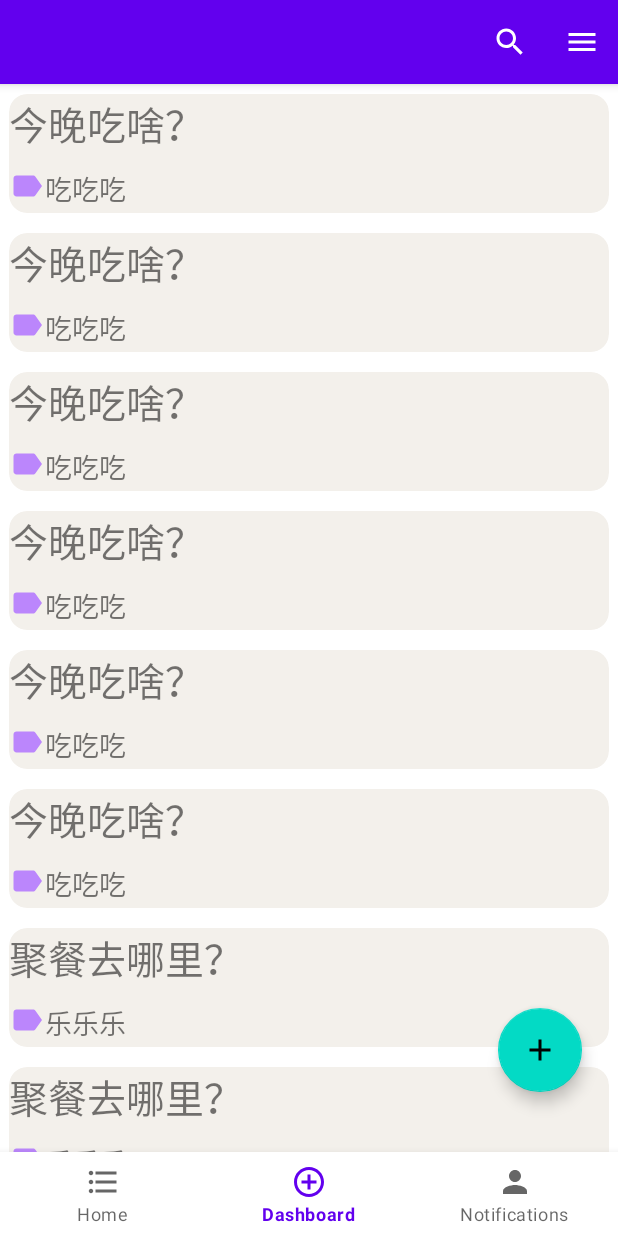
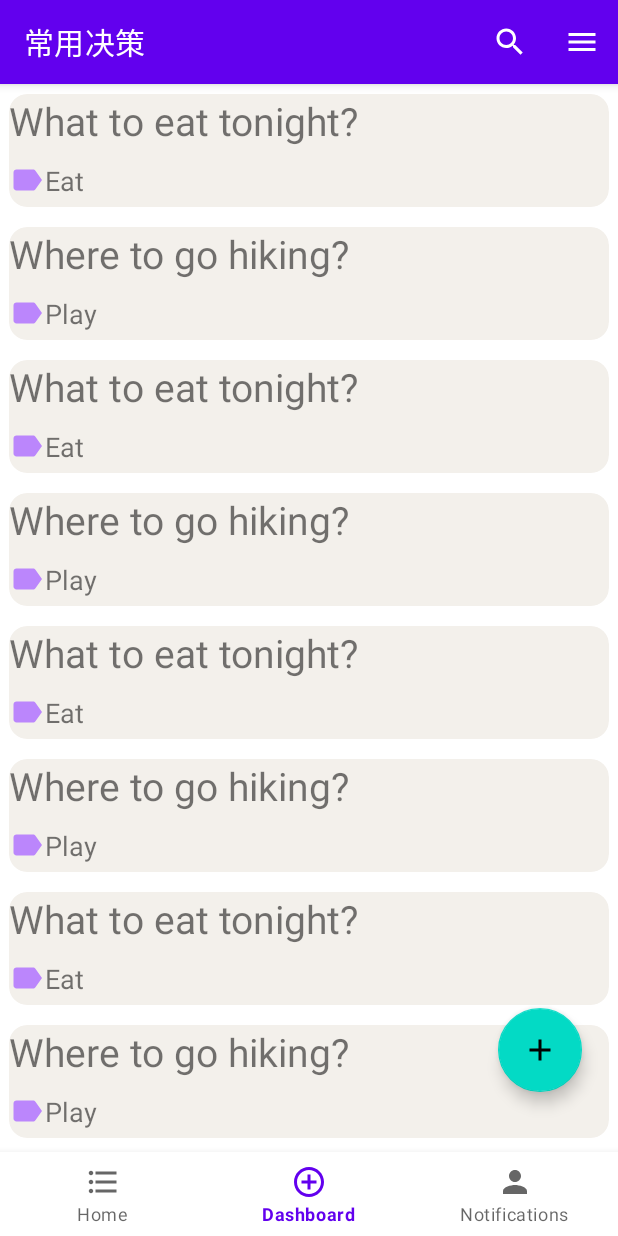
Before and after one commit to shizuka1117/magicConchDemo, an Android app: the HomePage screen opened directly, with no data from a screen before it, on a phone screen of 412 x 824 dp. Run offline under Robolectric (Android 15) with nearby library versions, the phone set to English and light mode, and no system bars; our stand-ins replace Room's generated code, data binding, navigation-ui; 1 statement that could not run was skipped.

Commit message:
ver 0.5 可连接数据库进行删除常用选项。

```diff
--- a/app/src/main/java/com/example/magiccouchdemo/NavigationActivity.java
+++ b/app/src/main/java/com/example/magiccouchdemo/NavigationActivity.java
@@ -13,6 +13,8 @@ import androidx.navigation.ui.AppBarConfiguration;
 import androidx.navigation.ui.NavigationUI;
 
 public class NavigationActivity extends AppCompatActivity implements CancelDialogFragment.NoticeDialogListener{
+   private NavController navController;
+
     @Override
     public void onDialogPositiveClick(CancelDialogFragment dialog) {
         View v = findViewById(R.id.nav_view);
@@ -37,7 +39,7 @@ public class NavigationActivity extends AppCompatActivity implements CancelDialo
         AppBarConfiguration appBarConfiguration = new AppBarConfiguration.Builder(
                 R.id.longTermFragment, R.id.homeFragment)
                 .build();
-        NavController navController = Navigation.findNavController(this, R.id.nav_host_fragment);
+        navController = Navigation.findNavController(this, R.id.nav_host_fragment);
         NavigationUI.setupActionBarWithNavController(this, navController, appBarConfiguration);
         NavigationUI.setupWithNavController(navView, navController);
     }
@@ -46,4 +48,17 @@ public class NavigationActivity extends AppCompatActivity implements CancelDialo
     public void onPointerCaptureChanged(boolean hasCapture) {
 
     }
+
+    @Override
+    public void onBackPressed() {
+        super.onBackPressed();
+        navController = Navigation.findNavController(findViewById(R.id.nav_host_fragment));
+
+    }
+
+    @Override
+    public boolean onSupportNavigateUp() {
+        navController.navigateUp();
+        return super.onSupportNavigateUp();
+    }
 }
--- a/app/src/main/java/com/example/magiccouchdemo/dataBase/ThemeDao.java
+++ b/app/src/main/java/com/example/magiccouchdemo/dataBase/ThemeDao.java
@@ -28,4 +28,7 @@ public interface ThemeDao {
 
     @Query("select * from Theme where theme.type = 'short'")
     LiveData<List<Theme>> getAllShortTermDecision();
+
+    @Query(("select * from Theme where theme.t_id = :id"))
+    LiveData<Theme> getTheme(int id);
 }
--- a/app/src/main/java/com/example/magiccouchdemo/dataBase/ThemeViewModel.java
+++ b/app/src/main/java/com/example/magiccouchdemo/dataBase/ThemeViewModel.java
@@ -13,6 +13,7 @@ public class ThemeViewModel extends AndroidViewModel {
     private ThemeDao themeDao;
     private LiveData<List<Theme>> allLongTheme;
     private LiveData<List<Theme>> allShortTheme;
+    private Theme theme;
 
     public ThemeViewModel(@NonNull Application application) {
         super(application);
@@ -45,6 +46,8 @@ public class ThemeViewModel extends AndroidViewModel {
     public LiveData<List<Theme>> getAllShortTermThemeLive() {
         return allShortTheme;
     }
+
+    public LiveData<Theme> getTheme(int id){ return themeDao.getTheme(id);}
 
     static class InsertAsyncTask extends AsyncTask<Theme,Void,Void> {
         private ThemeDao themeDao;
@@ -100,4 +103,6 @@ public class ThemeViewModel extends AndroidViewModel {
             return null;
         }
     }
+
+
 }
--- a/app/src/main/java/com/example/magiccouchdemo/ui/home/Home_Page/HomePage.java
+++ b/app/src/main/java/com/example/magiccouchdemo/ui/home/Home_Page/HomePage.java
@@ -10,6 +10,9 @@ import androidx.annotation.RequiresApi;
 import androidx.cardview.widget.CardView;
 import androidx.databinding.DataBindingUtil;
 import androidx.fragment.app.Fragment;
+import androidx.lifecycle.LiveData;
+import androidx.lifecycle.Observer;
+import androidx.lifecycle.ViewModelProviders;
 import androidx.navigation.NavController;
 import androidx.navigation.Navigation;
 import androidx.recyclerview.widget.LinearLayoutManager;
@@ -30,7 +33,10 @@ import android.widget.PopupMenu;
 import android.widget.Toast;
 
 import com.example.magiccouchdemo.R;
+import com.example.magiccouchdemo.dataBase.Theme;
+import com.example.magiccouchdemo.dataBase.ThemeViewModel;
 import com.example.magiccouchdemo.databinding.RecycleViewList1Binding;
+import com.example.magiccouchdemo.ui.dashboard.LongTermDecisionAdapter;
 
 import java.util.ArrayList;
 import java.util.List;
@@ -38,25 +44,31 @@ import java.util.List;
 
 public class HomePage extends Fragment {
     RecycleViewList1Binding binding;
-    private List<decisionList> DecisionList = new ArrayList<>();
-
-    private decisionRecycleAdapter adapter = new decisionRecycleAdapter(DecisionList);
-    private LinearLayout EditBar;//控制下方那一行的显示与隐藏
+    private RecyclerView Rv;
+    //for database
+    ThemeViewModel themeViewModel;
+    private decisionRecycleAdapter adapter = new decisionRecycleAdapter();
 
     public HomePage() {
         // Required empty public constructor
     }
 
     public void initDecisionList() {
-        for (int i = 0; i < 6; i++) {
-            decisionList evt1 = new decisionList("今晚吃啥？", R.drawable.ic_baseline_label, "吃吃吃");
-            DecisionList.add(evt1);
-            Log.d("color", evt1.getImgID() + "");
+        Theme it1 = new Theme("Eat","What to eat tonight?","short");
+        Theme it2 = new Theme("Play","Where to go hiking?","short");
+        themeViewModel = ViewModelProviders.of(this.getActivity()).get(ThemeViewModel.class);
+
+        for(int i=0;i<5;i++){
+            themeViewModel.insertThemes(it1,it2);
         }
-        for (int i = 0; i < 5; i++) {
-            decisionList evt2 = new decisionList("聚餐去哪里？", R.drawable.ic_baseline_label, "乐乐乐");
-            DecisionList.add(evt2);
-        }
+
+        themeViewModel.getAllShortTermThemeLive().observe(this.getViewLifecycleOwner(),new Observer<List<Theme>>(){
+            @Override
+            public void onChanged(List<Theme> themes) {
+                adapter.setDataList(themes);
+                adapter.notifyDataSetChanged();
+            }
+        });
 
     }
 
@@ -65,24 +77,27 @@ public class HomePage extends Fragment {
     public View onCreateView(LayoutInflater inflater, ViewGroup container,
                              Bundle savedInstanceState) {
 
+        getActivity().findViewById(R.id.nav_view).setVisibility(View.VISIBLE);
         binding = DataBindingUtil.inflate(inflater, R.layout.recycle_view_list1, null, false);
         binding.setLifecycleOwner(getActivity());
         //点击加号 跳转
         binding.fab1.setOnClickListener(v -> {
             NavController controller = Navigation.findNavController(v);
-            getActivity().findViewById(R.id.nav_view).setVisibility(View.INVISIBLE);
             controller.navigate(R.id.action_homeFragment_to_homeSetFragment);
         });
+
+        Rv = binding.recycleView1;
 
         //初始化decision_list
         initDecisionList();
 
-        binding.recycleView1.setAdapter(adapter);
+
         LinearLayoutManager layoutManager = new LinearLayoutManager(this.getContext());
-        binding.recycleView1.setLayoutManager(layoutManager);
+        Rv.setLayoutManager(layoutManager);
+       // Rv.setHasFixedSize(true);
+        Rv.setAdapter(adapter);
 
         setOnListViewClickListener();//监听点击事件
-
 
         return binding.getRoot();
     }
@@ -164,7 +179,7 @@ public class HomePage extends Fragment {
 
 
     private void delete(int position) {
-        if (DecisionList.size() == 0) {
+        if(themeViewModel.getAllShortTermThemeLive()==null){
             Toast.makeText(getActivity(), "您还没有选中任何数据！", Toast.LENGTH_SHORT).show();
             return;
         }
@@ -175,7 +190,8 @@ public class HomePage extends Fragment {
      * 确认删除
      */
     private void beSureDelete(int position) {
-        DecisionList.remove(position);
+        Theme theme =adapter.getDataList().get(position);
+        themeViewModel.deleteThemes(theme);
         adapter.notifyItemRemoved(position);
         adapter.notifyDataSetChanged();
         Toast.makeText(getActivity(), "删除成功", Toast.LENGTH_SHORT).show();
@@ -191,7 +207,7 @@ public class HomePage extends Fragment {
                 dialog.dismiss();
                 // 执行操作
                 Toast.makeText(getActivity(), "你点击确定了", Toast.LENGTH_SHORT).show();
-                //确认删除，调用delete
+                //确认删除，调用buSureDelete
                 beSureDelete(position);
             }
         });
@@ -204,7 +220,4 @@ public class HomePage extends Fragment {
         });
         builder.create().show();
     }
-
-
-
 }
--- a/app/src/main/java/com/example/magiccouchdemo/ui/home/Home_Page/HomeSetFragment.java
+++ b/app/src/main/java/com/example/magiccouchdemo/ui/home/Home_Page/HomeSetFragment.java
@@ -32,6 +32,8 @@ public class HomeSetFragment extends Fragment {
     public View onCreateView(LayoutInflater inflater, ViewGroup container,
                              Bundle savedInstanceState) {
         homeViewModel = new ViewModelProvider(getActivity()).get(HomeViewModel.class);
+
+        getActivity().findViewById(R.id.nav_view).setVisibility(View.INVISIBLE);
         binding = DataBindingUtil.inflate(inflater,
                 R.layout.fragment_home_set, container, false);
         binding.setLifecycleOwner(getActivity());
--- a/app/src/main/java/com/example/magiccouchdemo/ui/home/Home_Page/decisionRecycleAdapter.java
+++ b/app/src/main/java/com/example/magiccouchdemo/ui/home/Home_Page/decisionRecycleAdapter.java
@@ -18,6 +18,7 @@ import androidx.cardview.widget.CardView;
 import androidx.recyclerview.widget.RecyclerView;
 
 import com.example.magiccouchdemo.R;
+import com.example.magiccouchdemo.dataBase.Theme;
 //import com.example.magiccouchdemo.databinding.EventViewBinding;
 
 import java.util.ArrayList;
@@ -26,13 +27,21 @@ import java.util.Random;
 
 public class decisionRecycleAdapter extends RecyclerView.Adapter<decisionRecycleAdapter.ViewHolder> {
 
-    private List<decisionList> dataList = new ArrayList<>();
+    private List<Theme> dataList = new ArrayList<>();
     //EventViewBinding binding;
-    private boolean isShowCheckBox = false;//表示当前是否是多选状态。
-    private SparseBooleanArray mSelectedPositions = new SparseBooleanArray();//用来存放CheckBox的选中状态，true为选中,false为没有选中
 
+    //for binding database
+    public void setDataList(List<Theme> dataList) {
+        this.dataList = dataList;
+    }
 
-    public decisionRecycleAdapter(List<decisionList> dataList){
+    public List<Theme> getDataList(){ return dataList; }
+
+    public decisionRecycleAdapter(){
+
+    }
+
+    public decisionRecycleAdapter(List<Theme> dataList){
         this.dataList=dataList;
         Log.d("execute","111");
     }
@@ -133,7 +142,7 @@ public class decisionRecycleAdapter extends RecyclerView.Adapter<decisionRecycle
 
         //decisionList list = dataList.get(position);
         holder.event_name.setText(dataList.get(position).getName());
-        holder.img_id.setImageResource(dataList.get(position).getImgID());
+        //holder.img_id.setImageResource(dataList.get(position).getImgID());
         holder.event_tag.setText(dataList.get(position).getTag());
     }
 
--- a/app/src/main/res/layout/recycle_view_list1.xml
+++ b/app/src/main/res/layout/recycle_view_list1.xml
@@ -23,9 +23,11 @@ xmlns:binding="http://schemas.android.com/tools">
             android:id="@+id/recycle_view1"
             android:layout_width="match_parent"
             android:layout_height="match_parent"
-            binding:layout_editor_absoluteX="72dp"
-            binding:layout_editor_absoluteY="83dp" />
-
+            android:layout_marginBottom="40dp"
+            app:layout_constraintBottom_toBottomOf="parent"
+            app:layout_constraintStart_toStartOf="parent"
+            app:layout_constraintTop_toTopOf="parent"
+            app:layout_constraintVertical_bias="0.0" />
 
 
     </androidx.constraintlayout.widget.ConstraintLayout>
--- a/app/src/main/res/navigation/mobile_navigation.xml
+++ b/app/src/main/res/navigation/mobile_navigation.xml
@@ -8,7 +8,7 @@
     <fragment
         android:id="@+id/HomeSetFragment"
         android:name="com.example.magiccouchdemo.ui.home.Home_Page.HomeSetFragment"
-        android:label="setChoice"
+        android:label="编辑选项"
         tools:layout="@layout/fragment_home_set" >
         <action
             android:id="@+id/action_HomeSetFragment_to_HomeResultFragment"
@@ -17,7 +17,7 @@
     <fragment
         android:id="@+id/HomeResultFragment"
         android:name="com.example.magiccouchdemo.ui.home.Home_Page.HomeResultFragment"
-        android:label="fragment_dashboard_result"
+        android:label=" "
         tools:layout="@layout/fragment_home_result" >
         <action
             android:id="@+id/action_dashboardResultFragment_to_homeFragment"
@@ -27,8 +27,8 @@
     <fragment
         android:id="@+id/homeFragment"
         android:name="com.example.magiccouchdemo.ui.home.Home_Page.HomePage"
-        android:label=""
-        tools:layout="@layout/recycle_view_list1" >
+        android:label="常用决策"
+        tools:layout="@layout/recycle_view_list1">
         <action
             android:id="@+id/action_homeFragment_to_homeSetFragment"
             app:destination="@id/HomeSetFragment" />
```
